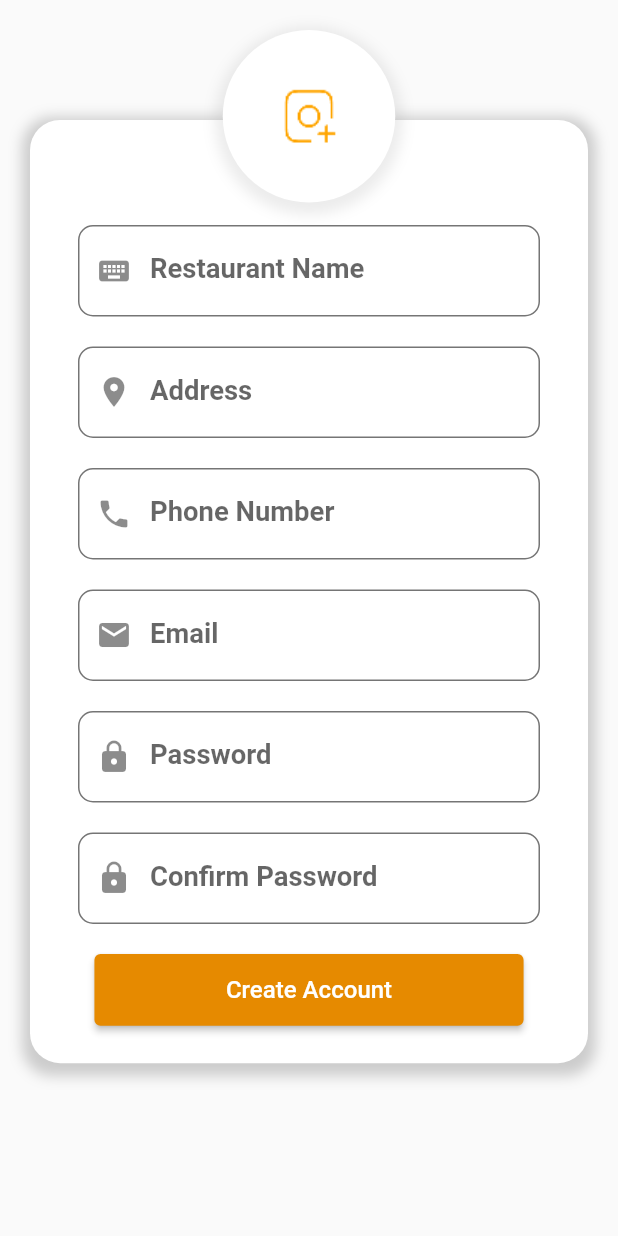
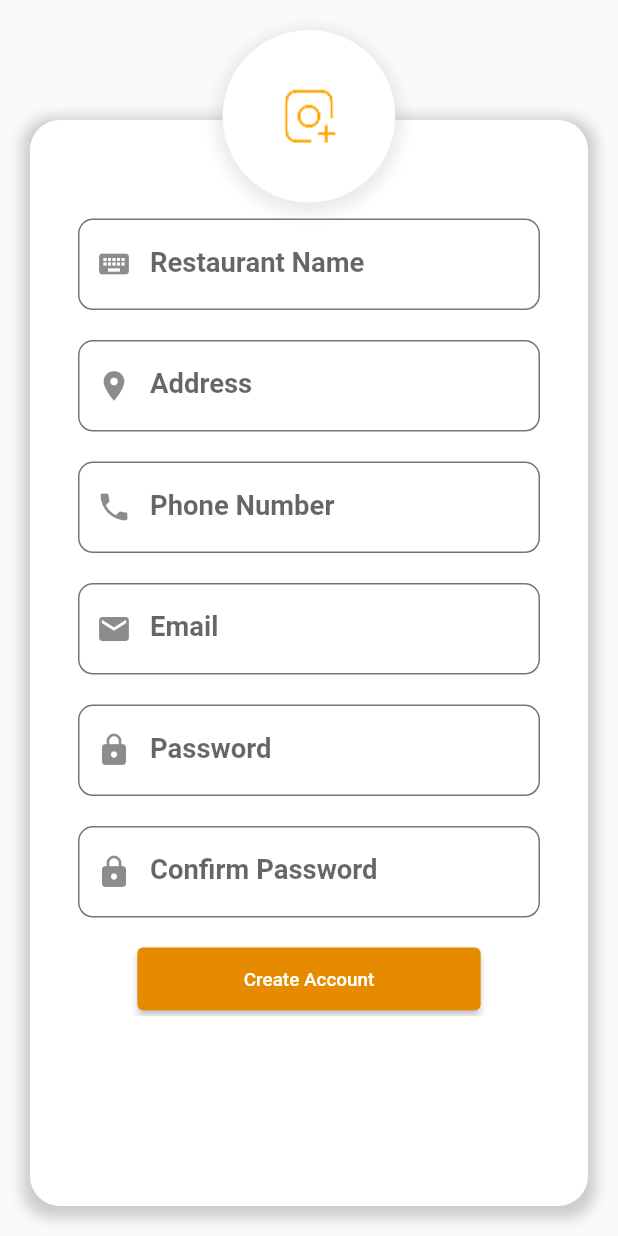
Before and after one commit to tech-aziz/res_sign_up, a Flutter app: what customContainer() shows on an empty page, opened directly, on a phone screen of 412 x 824 dp. Run offline on Flutter 3.47's test engine with Material 2 defaults, Android fonts, the phone set to English and light mode, and no system bars; our stand-ins replace flutter_screenutil.

Commit message:
make responsive using the screenutil package

```diff
--- a/lib/global/styles.dart
+++ b/lib/global/styles.dart
@@ -28,7 +28,7 @@ class Style{
   static TextStyle largeInputText() {
     return TextStyle(
         fontSize:
-            ScreenUtil().orientation == Orientation.portrait ? 16.sp : 12.sp,
+            ScreenUtil().orientation == Orientation.portrait ? 16.sp : 8.sp,
         color: Colors.black,
         fontWeight: FontWeight.bold);
   }
--- a/lib/screens/sign_up.dart
+++ b/lib/screens/sign_up.dart
@@ -1,4 +1,6 @@
 import 'package:flutter/material.dart';
+import 'package:flutter_screenutil/flutter_screenutil.dart';
+import '../utils/app_services.dart';
 import '../widgets/custom_container.dart';
 
 class SignUp extends StatefulWidget {
@@ -11,12 +13,20 @@ class SignUp extends StatefulWidget {
 class _SignUpState extends State<SignUp> {
   @override
   Widget build(BuildContext context) {
-    return Scaffold(
+    return GestureDetector(
+      onTap: () => FocusManager.instance.primaryFocus?.unfocus(),
+      child: Scaffold(
         body: Stack(
           children: [
             Container(
-            height: 300,
+              // height: 300,
+              height: ScreenUtil().orientation == Orientation.landscape
+                  ? AppServices.getDeviceType() == DeviceType.phone
+                      ? 300.h
+                      : 500.h
+                  : 225.h,
               width: MediaQuery.of(context).size.width,
+
               decoration: BoxDecoration(
                 color: Colors.orange,
                 borderRadius: const BorderRadius.only(
@@ -41,6 +51,7 @@ class _SignUpState extends State<SignUp> {
             )
           ],
         ),
+      ),
     );
   }
 }
--- a/lib/utils/constants.dart
+++ b/lib/utils/constants.dart
@@ -4,5 +4,5 @@ import 'package:flutter_screenutil/flutter_screenutil.dart';
 class Constants{
   //FONT SIZES
     static double largeFontSizeCreateAccount =
-      ScreenUtil().orientation == Orientation.portrait ? 14.sp : 12.sp;
+      ScreenUtil().orientation == Orientation.portrait ? 11.sp : 8.sp;
 }
--- a/lib/widgets/custom_container.dart
+++ b/lib/widgets/custom_container.dart
@@ -11,8 +11,10 @@ Widget customContainer() {
   TextEditingController _companyAddressTextController = TextEditingController();
   TextEditingController _companyPhoneTextController = TextEditingController();
   TextEditingController _companyEmailTextController = TextEditingController();
-  TextEditingController _companyPasswordTextController =TextEditingController();
-  TextEditingController _companyConfirmPasswordTextController = TextEditingController();
+  TextEditingController _companyPasswordTextController =
+      TextEditingController();
+  TextEditingController _companyConfirmPasswordTextController =
+      TextEditingController();
 
   return Padding(
     padding: const EdgeInsets.only(left: 20, right: 20, bottom: 20, top: 80),
@@ -33,20 +35,30 @@ Widget customContainer() {
               ),
             ],
           ),
+          child: Column(
+            children: [
+              SizedBox(
+                height: ScreenUtil().orientation == Orientation.portrait
+                    ? AppServices.getDeviceType() == DeviceType.phone
+                        ? 500.h
+                        : 600.h
+                    : 370.h,
+
+
                 child: SingleChildScrollView(
                   physics: const BouncingScrollPhysics(
                       parent: AlwaysScrollableScrollPhysics()),
+                  child: Padding(
+                    padding: EdgeInsets.only(top: customPaddingSize()),
                     child: Column(
                       children: [
-                const SizedBox(
-                  height: 70,
-                ),
                         Row(
                           mainAxisAlignment: MainAxisAlignment.center,
                           children: [
                             Expanded(
                               child: Padding(
-                        padding: const EdgeInsets.symmetric(horizontal: 32),
+                                padding:
+                                    const EdgeInsets.symmetric(horizontal: 32),
                                 child: TextField(
                                   controller: _companyNameTextController,
                                   keyboardType: TextInputType.name,
@@ -71,7 +83,8 @@ Widget customContainer() {
                           children: [
                             Expanded(
                               child: Padding(
-                        padding: const EdgeInsets.symmetric(horizontal: 32),
+                                padding:
+                                    const EdgeInsets.symmetric(horizontal: 32),
                                 child: TextField(
                                   controller: _companyAddressTextController,
                                   keyboardType: TextInputType.streetAddress,
@@ -98,7 +111,8 @@ Widget customContainer() {
                           children: [
                             Expanded(
                               child: Padding(
-                        padding: const EdgeInsets.symmetric(horizontal: 32),
+                                padding:
+                                    const EdgeInsets.symmetric(horizontal: 32),
                                 child: TextField(
                                   controller: _companyPhoneTextController,
                                   keyboardType: TextInputType.phone,
@@ -126,7 +140,8 @@ Widget customContainer() {
                           children: [
                             Expanded(
                               child: Padding(
-                        padding: const EdgeInsets.symmetric(horizontal: 32),
+                                padding:
+                                    const EdgeInsets.symmetric(horizontal: 32),
                                 child: TextField(
                                   controller: _companyEmailTextController,
                                   keyboardType: TextInputType.emailAddress,
@@ -151,7 +166,8 @@ Widget customContainer() {
                           children: [
                             Expanded(
                               child: Padding(
-                        padding: const EdgeInsets.symmetric(horizontal: 32),
+                                padding:
+                                    const EdgeInsets.symmetric(horizontal: 32),
                                 child: TextField(
                                   controller: _companyPasswordTextController,
                                   keyboardType: TextInputType.visiblePassword,
@@ -177,9 +193,11 @@ Widget customContainer() {
                           children: [
                             Expanded(
                               child: Padding(
-                        padding: const EdgeInsets.symmetric(horizontal: 32),
+                                padding:
+                                    const EdgeInsets.symmetric(horizontal: 32),
                                 child: TextField(
-                          controller: _companyConfirmPasswordTextController,
+                                  controller:
+                                      _companyConfirmPasswordTextController,
                                   keyboardType: TextInputType.visiblePassword,
                                   obscureText: true,
                                   // maxLength: 50,
@@ -199,27 +217,29 @@ Widget customContainer() {
                           height: 20,
                         ),
                         SizedBox(
-                  height: ScreenUtil().orientation == Orientation.landscape
+                          height: ScreenUtil().orientation ==
+                                  Orientation.landscape
                               ? AppServices.getDeviceType() == DeviceType.phone
-                          ? 40
-                          : 80.h
-                      : 40.h,
-                  width: ScreenUtil().orientation == Orientation.landscape
-                      ? 200.w
-                      : 250.w,
+                                  ? 50
+                                  : 60.h
+                              : 35.h,
+                          width:
+                              ScreenUtil().orientation == Orientation.landscape
+                                  ? 310.w
+                                  : 200.w,
                           child: ElevatedButton(
                             style: ElevatedButton.styleFrom(
-                        backgroundColor: ColorHelper.secondaryOrangeColor),
+                                backgroundColor:
+                                    ColorHelper.secondaryOrangeColor),
                             onPressed: () {
                               FocusManager.instance.primaryFocus?.unfocus();
-
-
                             },
                             child: Text(
                               'Create Account',
                               style: TextStyle(
                                   color: Colors.white,
-                          fontSize: Constants.largeFontSizeCreateAccount),
+                                  fontSize:
+                                      Constants.largeFontSizeCreateAccount),
                             ),
                           ),
                         ),
@@ -228,6 +248,10 @@ Widget customContainer() {
                         ),
                       ],
                     ),
+                  ),
+                ),
+              ),
+            ],
           ),
         ),
         Positioned(
@@ -262,3 +286,30 @@ Widget customContainer() {
     ),
   );
 }
+
+double customPaddingSize() {
+  final screenOrientation = ScreenUtil().orientation;
+  final deviceType = AppServices.getDeviceType();
+
+  double paddingSize = 0;
+
+  if (screenOrientation == Orientation.portrait) {
+    if (deviceType == DeviceType.phone) {
+      paddingSize = 55.h;
+    } else if (deviceType == DeviceType.tablet) {
+      paddingSize = 30.h;
+    } else if (deviceType == DeviceType.desktop) {
+      paddingSize = 20.h;
+    }
+  } else if (screenOrientation == Orientation.landscape) {
+    if (deviceType == DeviceType.phone) {
+      paddingSize = 125.h;
+    } else if (deviceType == DeviceType.tablet) {
+      paddingSize = 10.h;
+    } else if (deviceType == DeviceType.desktop) {
+      paddingSize = 160.h;
+    }
+  }
+
+  return paddingSize;
+}
```
Lines whose indentation alone changed are shown as unchanged.
